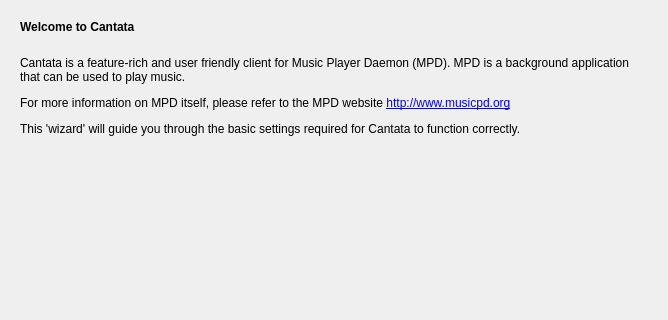
First picture: the form in gui/initialsettingswizard.ui, repository CDrummond/cantata, before the edit; both pictures show x 0 to 668 and y 0 to 320 of the 668 by 607 pixel window.
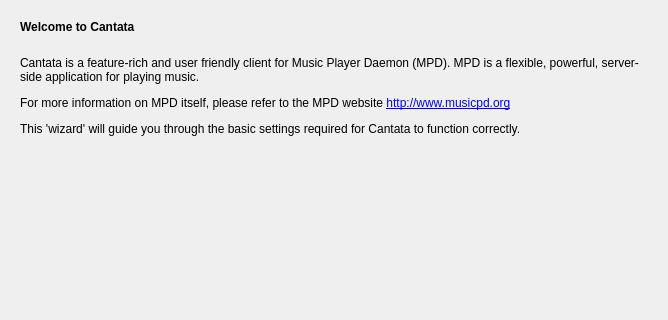
Second picture: the form after the edit. Custom widgets are drawn as their Qt base class.

Commit message: Better text

```diff
--- a/gui/initialsettingswizard.ui
+++ b/gui/initialsettingswizard.ui
@@ -66,7 +66,7 @@
         <item>
          <widget class="QLabel" name="label_2">
           <property name="text">
-           <string>&lt;html&gt;&lt;head/&gt;&lt;body&gt;&lt;p&gt;Cantata is a feature-rich and user friendly client for Music Player Daemon (MPD). MPD is a background application that can be used to play music.&lt;/p&gt;&lt;p&gt;For more information on MPD itself, please refer to the MPD website &lt;a href=&quot;http://www.musicpd.org&quot;&gt;&lt;span style=&quot; text-decoration: underline; color:#0000ff;&quot;&gt;http://www.musicpd.org&lt;/span&gt;&lt;/a&gt;&lt;/p&gt;&lt;p&gt;This 'wizard' will guide you through the basic settings required for Cantata to function correctly.&lt;/p&gt;&lt;/body&gt;&lt;/html&gt;</string>
+           <string>&lt;html&gt;&lt;head/&gt;&lt;body&gt;&lt;p&gt;Cantata is a feature-rich and user friendly client for Music Player Daemon (MPD). MPD is a flexible, powerful, server-side application for playing music.&lt;/p&gt;&lt;p&gt;For more information on MPD itself, please refer to the MPD website &lt;a href=&quot;http://www.musicpd.org&quot;&gt;&lt;span style=&quot; text-decoration: underline; color:#0000ff;&quot;&gt;http://www.musicpd.org&lt;/span&gt;&lt;/a&gt;&lt;/p&gt;&lt;p&gt;This 'wizard' will guide you through the basic settings required for Cantata to function correctly.&lt;/p&gt;&lt;/body&gt;&lt;/html&gt;</string>
           </property>
           <property name="alignment">
            <set>Qt::AlignLeading|Qt::AlignLeft|Qt::AlignTop</set>
```
Left out of the diff: 4 changed lines with no effect on the pictures.
